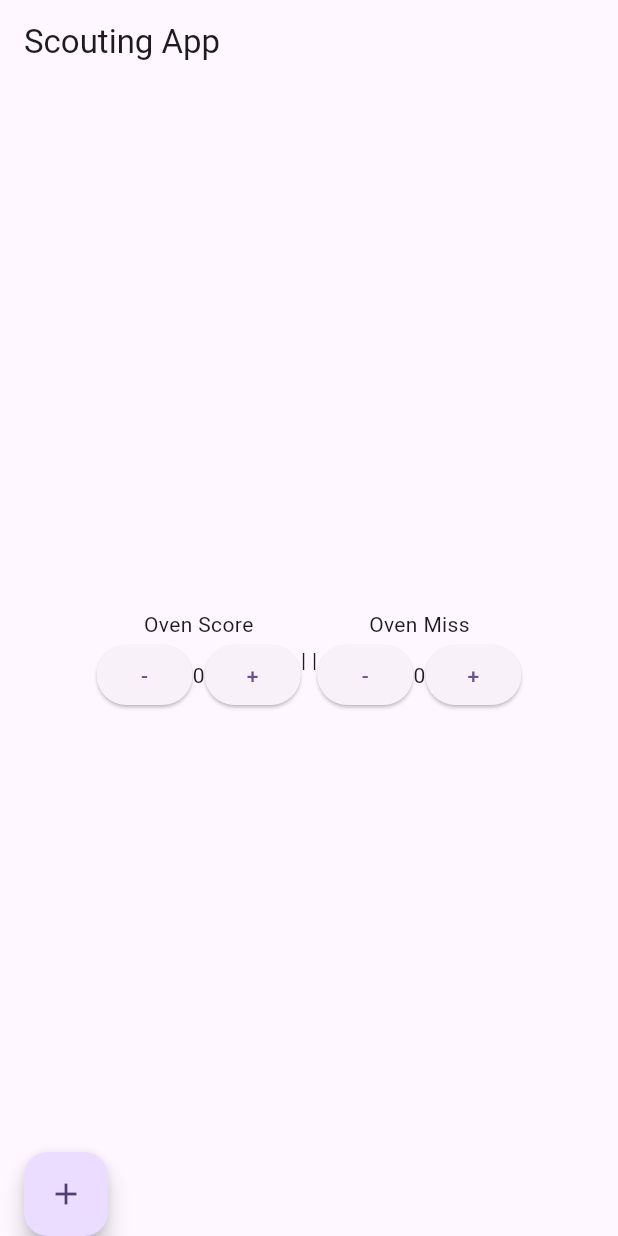
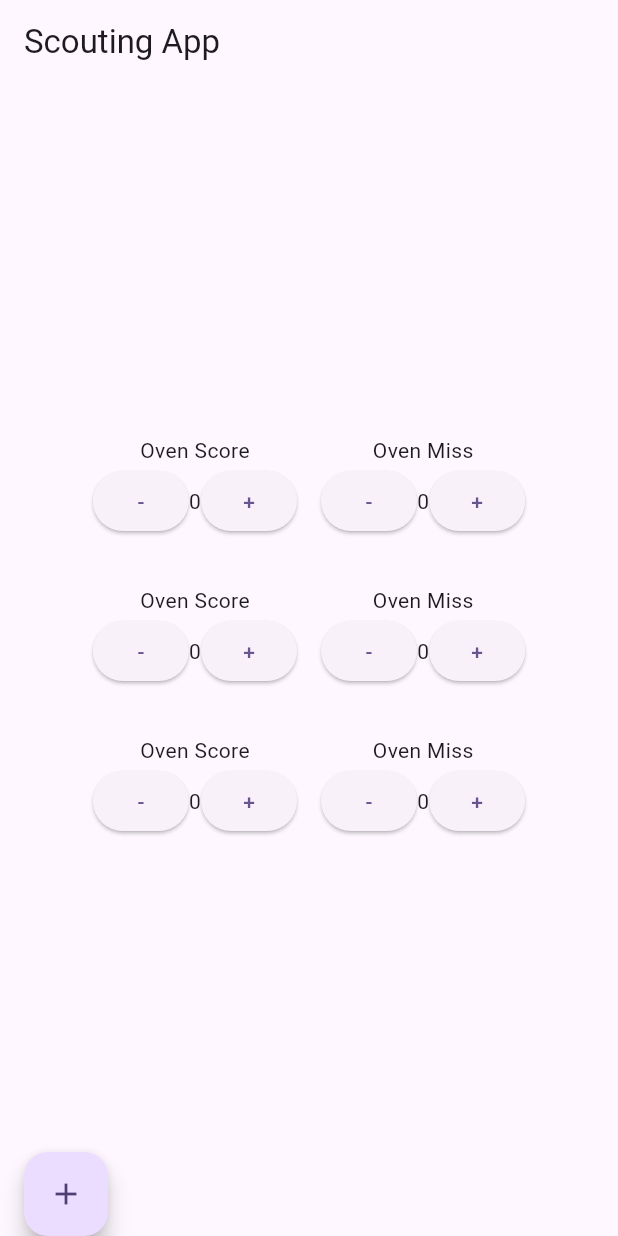
Before and after one commit to LeftAsteri/Prototyping-challenge, a Flutter app: the screen it shows after launch, on a phone screen of 412 x 824 dp. Run offline on Flutter 3.47's test engine with Material 3 defaults, Android fonts, the phone set to English and light mode, and no system bars.

Commit message:
Original File

```diff
--- a/lib/main.dart
+++ b/lib/main.dart
@@ -91,7 +91,7 @@ class _MyHomePageState extends State<MyHomePage> {
                     });
                   },
                 ),
-                Text('|\t|'),
+                SizedBox(width: 16.0),
                 ScoreButton(
                   title: 'Oven Miss',
                   displayScore: '$ovenMiss',
@@ -108,6 +108,77 @@ class _MyHomePageState extends State<MyHomePage> {
                 ),
               ],
             ),
+            SizedBox(height: 32.0),
+            Row(
+              mainAxisAlignment: MainAxisAlignment.center,
+              children: [
+                ScoreButton(
+                  title: 'Oven Score',
+                  displayScore: '$ovenScore',
+                  onPressed: () {
+                    setState(() {
+                      ovenScore--;
+                    });
+                  },
+                  onPressed2: () {
+                    setState(() {
+                      ovenScore++;
+                    });
+                  },
+                ),
+                SizedBox(width: 16.0),
+                ScoreButton(
+                  title: 'Oven Miss',
+                  displayScore: '$ovenMiss',
+                  onPressed: () {
+                    setState(() {
+                      ovenMiss--;
+                    });
+                  },
+                  onPressed2: () {
+                    setState(() {
+                      ovenMiss++;
+                    });
+                  },
+                ),
+              ],
+            ),
+            SizedBox(height: 32.0),
+            Row(
+              mainAxisAlignment: MainAxisAlignment.center,
+              children: [
+                ScoreButton(
+                  title: 'Oven Score',
+                  displayScore: '$ovenScore',
+                  onPressed: () {
+                    setState(() {
+                      ovenScore--;
+                    });
+                  },
+                  onPressed2: () {
+                    setState(() {
+                      ovenScore++;
+                    });
+                  },
+                ),
+                SizedBox(width: 16.0),
+                ScoreButton(
+                  title: 'Oven Miss',
+                  displayScore: '$ovenMiss',
+                  onPressed: () {
+                    setState(() {
+                      ovenMiss--;
+                    });
+                  },
+                  onPressed2: () {
+                    setState(() {
+                      ovenMiss++;
+                    });
+                  },
+                ),
+              ],
+            ),
+            SizedBox(height: 32.0),
           ],
         ),
       ),
```
